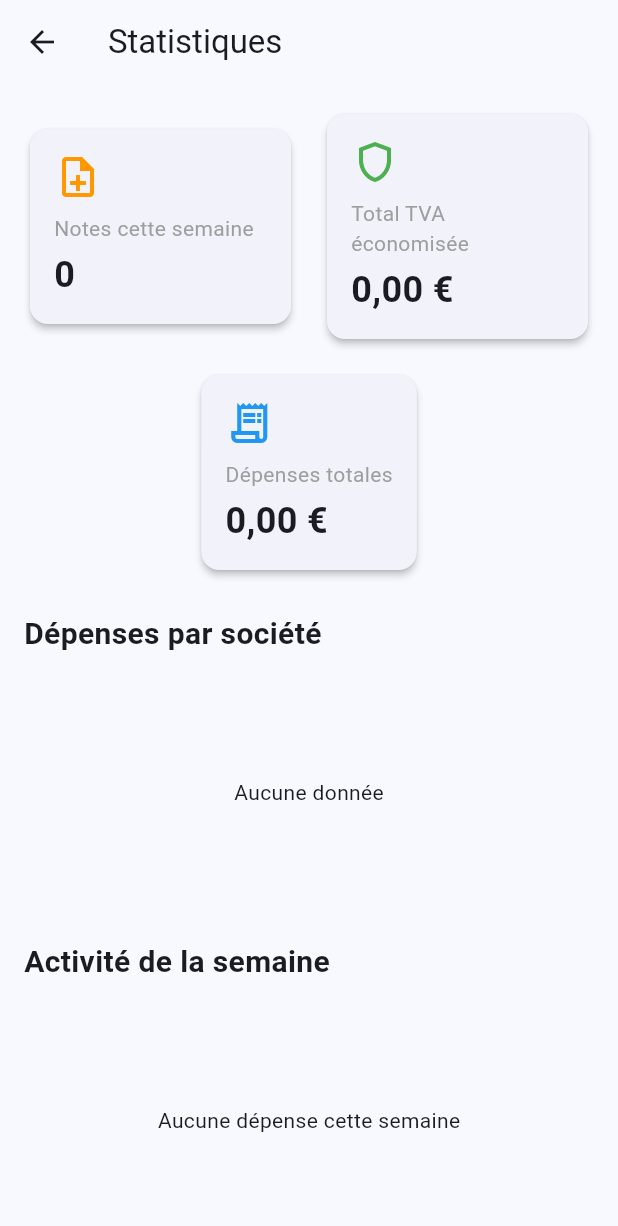
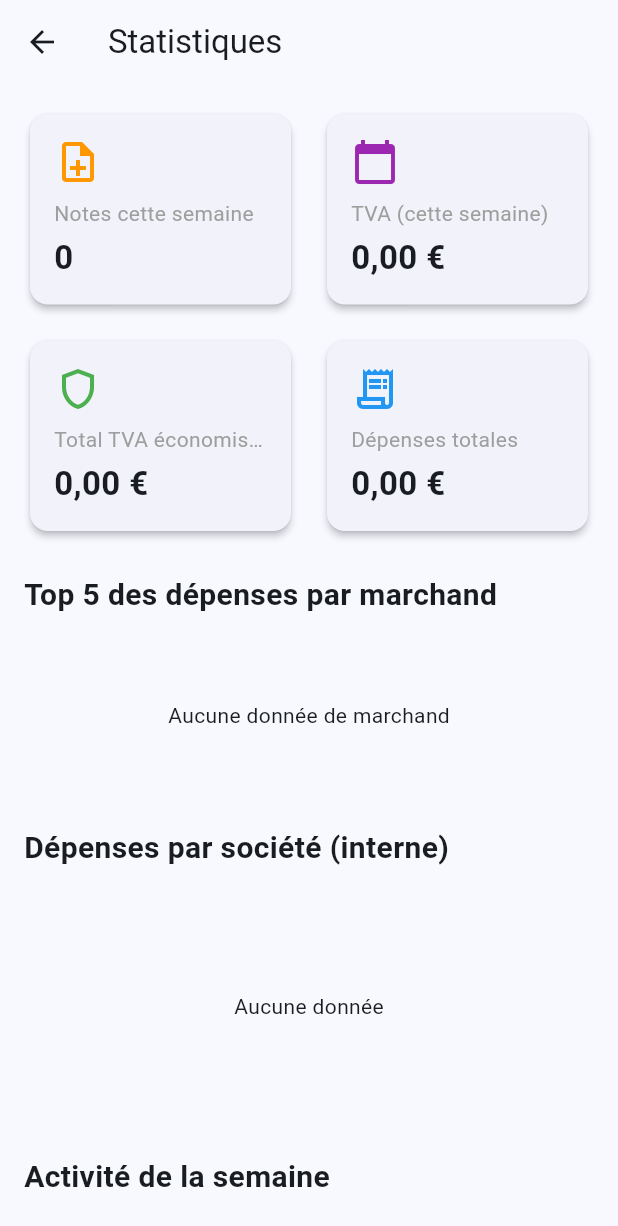
Before and after one commit to Maxenss-Bonnet/notes_de_frais, a Flutter app: the StatisticsView screen opened directly, on a phone screen of 412 x 824 dp. Shown: the top 1226 px of the screen. Run offline on Flutter 3.47's test engine with Material 3 defaults, Android fonts, the phone set to English and light mode, and no system bars; our stand-ins replace camera, file_picker, fl_chart, flutter_dotenv, google_generative_ai, googleapis_auth and 4 more; missing offline and left inert: googleapis, mailer, pdfx; accounts and stored records are empty.

Commit message:
Stats et opti

```diff
--- a/lib/services/statistics_service.dart
+++ b/lib/services/statistics_service.dart
@@ -1,36 +1,45 @@
 import 'package:collection/collection.dart';
 import 'package:notes_de_frais/models/expense_model.dart';
 import 'package:notes_de_frais/services/storage_service.dart';
+import 'package:notes_de_frais/utils/string_normalizer.dart';
 
 class StatisticsService {
   final StorageService _storageService = StorageService();
 
   List<ExpenseModel> _getValidExpenses() {
-    // Correction : Utilisation de getExpenseBox()
     return _storageService.getExpenseBox().values.where((e) => !e.isInTrash).toList();
   }
 
-  // KPI 1: Total de la TVA économisée
+  DateTime _getStartOfWeek() {
+    final now = DateTime.now();
+    return DateTime(now.year, now.month, now.day - (now.weekday - 1));
+  }
+
   double getTotalVatSaved() {
     final expenses = _getValidExpenses();
     return expenses.map((e) => e.vat ?? 0).sum;
   }
 
-  // KPI 2: Nombre de notes de frais cette semaine
+  double getVatSavedThisWeek() {
+    final expenses = _getValidExpenses();
+    final startOfWeek = _getStartOfWeek();
+    return expenses
+        .where((e) => e.date != null && e.date!.isAfter(startOfWeek))
+        .map((e) => e.vat ?? 0)
+        .sum;
+  }
+
   int getExpensesThisWeekCount() {
     final expenses = _getValidExpenses();
-    final now = DateTime.now();
-    final startOfWeek = now.subtract(Duration(days: now.weekday - 1));
+    final startOfWeek = _getStartOfWeek();
     return expenses.where((e) => e.date != null && e.date!.isAfter(startOfWeek)).length;
   }
 
-  // KPI 3: Montant total dépensé
   double getTotalAmountSpent() {
     final expenses = _getValidExpenses();
     return expenses.map((e) => e.amount ?? 0).sum;
   }
 
-  // Données pour le graphique à secteurs (camembert)
   Map<String, double> getExpensesByCompany() {
     final expenses = _getValidExpenses();
     final map = <String, double>{};
@@ -43,22 +52,45 @@ class StatisticsService {
     return map;
   }
 
-  // Données pour le graphique en barres
+  Map<String, double> getExpensesByMerchant({int count = 5}) {
+    final expenses = _getValidExpenses();
+    final map = <String, double>{};
+
+    for (var expense in expenses) {
+      final rawMerchantName = expense.company ?? 'Inconnu';
+      final normalizedMerchant = StringNormalizer.normalizeMerchantName(rawMerchantName);
+      final amount = expense.amount ?? 0;
+      map[normalizedMerchant] = (map[normalizedMerchant] ?? 0) + amount;
+    }
+
+    var sortedEntries = map.entries.toList()
+      ..sort((a, b) => b.value.compareTo(a.value));
+
+    var topEntries = sortedEntries.take(count);
+
+    return Map.fromEntries(topEntries);
+  }
+
   Map<int, double> getWeeklySummary() {
     final expenses = _getValidExpenses();
     final now = DateTime.now();
-    final summary = <int, double>{};
+    final summary = <int, double>{
+      for (int i = 1; i <= 7; i++) i: 0.0
+    };
 
-    for (int i = 6; i >= 0; i--) {
-      final day = now.subtract(Duration(days: i));
-      final expensesForDay = expenses.where((e) =>
-      e.date != null &&
-          e.date!.year == day.year &&
-          e.date!.month == day.month &&
-          e.date!.day == day.day
-      );
-      summary[day.weekday] = expensesForDay.map((e) => e.amount ?? 0).sum;
+    final startOfWeek = _getStartOfWeek();
+    final endOfWeek = startOfWeek.add(const Duration(days: 7));
+
+    final weeklyExpenses = expenses.where((e) =>
+    e.date != null &&
+        e.date!.isAfter(startOfWeek.subtract(const Duration(seconds: 1))) &&
+        e.date!.isBefore(endOfWeek)
+    );
+
+    for (var expense in weeklyExpenses) {
+      summary[expense.date!.weekday] = (summary[expense.date!.weekday] ?? 0) + (expense.amount ?? 0);
     }
+
     return summary;
   }
 }
--- /dev/null
+++ b/lib/utils/string_normalizer.dart
@@ -0,0 +1,261 @@
+import 'dart:math' as math;
+
+class StringNormalizer {
+  static final Map<String, String> _merchantKeywords = {
+    // Restauration Rapide & Boulangeries
+    'mcdonald': "McDonald's",
+    'mcdo': "McDonald's",
+    'quick': 'Quick',
+    'burger king': 'Burger King',
+    'kfc': 'KFC',
+    'subway': 'Subway',
+    'o\'tacos': 'O\'Tacos',
+    'five guys': 'Five Guys',
+    'domino\'s': "Domino's Pizza",
+    'pizza hut': 'Pizza Hut',
+    'la boite a pizza': 'La Boîte à Pizza',
+    'starbucks': 'Starbucks',
+    'columbus cafe': 'Columbus Café',
+    'paul': 'Paul',
+    'brioche doree': 'Brioche Dorée',
+    'la mie caline': 'La Mie Câline',
+    'marie blachere': 'Marie Blachère',
+    'patapain': "Patàpain",
+    'pret a manger': 'Pret A Manger',
+    'exki': 'EXKi',
+    'eat salad': 'Eat Salad',
+    'pokawa': 'Pokawa',
+    'bagelstein': 'Bagelstein',
+
+    // Chaînes de Restaurants
+    'hippopotamus': 'Hippopotamus',
+    'buffalo grill': 'Buffalo Grill',
+    'courtepaille': 'Courtepaille',
+    'del arte': 'Ristorante Del Arte',
+    'le bistrot du boucher': 'Le Bistrot du Boucher',
+    'au bureau': 'Au Bureau',
+    'la boucherie': 'La Boucherie',
+    'leon de bruxelles': 'Léon',
+    'vapiano': 'Vapiano',
+    'flunch': 'Flunch',
+    'sushi shop': 'Sushi Shop',
+    'planet sushi': 'Planet Sushi',
+    'pedra alta': 'Pedra Alta',
+    'la criee': 'La Criée',
+    'chez clement': 'Chez Clément',
+    'big mamma': 'Big Mamma',
+    'memphis coffee': 'Memphis Coffee',
+
+    // Grande Distribution & Supérettes
+    'carrefour': 'Carrefour',
+    'auchan': 'Auchan',
+    'leclerc': 'E.Leclerc',
+    'intermarche': 'Intermarché',
+    'systeme u': 'Super U',
+    'super u': 'Super U',
+    'hyper u': 'Hyper U',
+    'lidl': 'Lidl',
+    'aldi': 'Aldi',
+    'monoprix': 'Monoprix',
+    'franprix': 'Franprix',
+    'casino': 'Casino',
+    'geant casino': 'Géant Casino',
+    'picard': 'Picard',
+    'thiriet': 'Thiriet',
+    'naturalia': 'Naturalia',
+    'biocoop': 'Biocoop',
+    'la vie claire': 'La Vie Claire',
+
+    // Transport Aérien
+    'air france': 'Air France',
+    'easyjet': 'EasyJet',
+    'ryanair': 'Ryanair',
+    'transavia': 'Transavia',
+    'lufthansa': 'Lufthansa',
+    'klm': 'KLM',
+    'british airways': 'British Airways',
+    'vueling': 'Vueling',
+    'volotea': 'Volotea',
+    'emirates': 'Emirates',
+    'qatar airways': 'Qatar Airways',
+    'air canada': 'Air Canada',
+
+    // Transport Ferroviaire & Terrestre
+    'sncf': 'SNCF',
+    'ouigo': 'Ouigo',
+    'thalys': 'Thalys',
+    'eurostar': 'Eurostar',
+    'trenitalia': 'Trenitalia',
+    'deutsche bahn': 'Deutsche Bahn',
+    'ratp': 'RATP',
+    'tcl': 'TCL (Lyon)',
+    'blablacar': 'BlaBlaCar',
+    'flixbus': 'FlixBus',
+
+    // Taxis & VTC
+    'uber': 'Uber',
+    'bolt': 'Bolt',
+    'freenow': 'FreeNow',
+    'g7': 'Taxis G7',
+    'lecab': 'LeCab',
+
+    // Location de véhicules
+    'hertz': 'Hertz',
+    'avis': 'Avis',
+    'europcar': 'Europcar',
+    'sixt': 'Sixt',
+    'enterprise': 'Enterprise',
+    'ada': 'ADA',
+    'getaround': 'Getaround',
+    'ouicar': 'Ouicar',
+
+    // Hôtellerie
+    'accor': 'Accor Hotels',
+    'ibis': 'Ibis',
+    'mercure': 'Mercure',
+    'novotel': 'Novotel',
+    'sofitel': 'Sofitel',
+    'pullman': 'Pullman',
+    'f1': 'Hôtel F1',
+    'b&b': 'B&B Hotels',
+    'kyriad': 'Kyriad',
+    'campanile': 'Campanile',
+    'premiere classe': 'Première Classe',
+    'marriott': 'Marriott',
+    'hilton': 'Hilton',
+    'best western': 'Best Western',
+    'radisson': 'Radisson',
+    'booking.com': 'Booking.com',
+    'airbnb': 'Airbnb',
+    'hotels.com': 'Hotels.com',
+    'expedia': 'Expedia',
+
+    // Électronique & Fournitures
+    'amazon': 'Amazon',
+    'fnac': 'FNAC',
+    'darty': 'Darty',
+    'boulanger': 'Boulanger',
+    'apple': 'Apple',
+    'ldlc': 'LDLC',
+    'materiel.net': 'Materiel.net',
+    'bureau vallee': 'Bureau Vallée',
+    'office depot': 'Office Depot',
+    'top office': 'Top Office',
+    'staples': 'Staples',
+    'lyreco': 'Lyreco',
+    'viking': 'Viking',
+
+    // Bricolage, Mobilier & Décoration
+    'leroy merlin': 'Leroy Merlin',
+    'castorama': 'Castorama',
+    'bricoman': 'Bricoman',
+    'brico depot': 'Brico Dépôt',
+    'ikea': 'IKEA',
+    'but': 'BUT',
+    'conforama': 'Conforama',
+    'maisons du monde': 'Maisons du Monde',
+
+    // Sport, Culture & Loisirs
+    'decathlon': 'Decathlon',
+    'go sport': 'Go Sport',
+    'intersport': 'Intersport',
+    'foot locker': 'Foot Locker',
+    'cultura': 'Cultura',
+    'sephora': 'Sephora',
+    'nocibe': 'Nocibé',
+    'marionnaud': 'Marionnaud',
+
+    // Stations-service & Péages
+    'totalenergies': 'TotalEnergies',
+    'total': 'TotalEnergies',
+    'shell': 'Shell',
+    'esso': 'Esso',
+    'avia': 'Avia',
+    'bp': 'BP',
+    'agip': 'Agip',
+    'eni': 'Eni',
+    'vinci autoroutes': 'Vinci Autoroutes',
+    'aprr': 'APRR',
+    'sanef': 'SANEF',
+    'area': 'AREA',
+    'asf': 'ASF',
+
+    // Télécommunications
+    'orange': 'Orange',
+    'sfr': 'SFR',
+    'bouygues telecom': 'Bouygues Telecom',
+    'bouygues': 'Bouygues Telecom',
+    'free': 'Free',
+
+    // Services
+    'qrm': 'QR-Facture',
+    'la poste': 'La Poste',
+    'chronopost': 'Chronopost',
+    'dhl': 'DHL',
+    'fedex': 'FedEx',
+    'ups': 'UPS',
+    'parking indigo': 'Parking Indigo',
+    'q-park': 'Q-Park',
+    'effia': 'Parking Effia',
+    'selecta': 'Selecta',
+  };
+
+  static String normalizeMerchantName(String merchantName) {
+    String cleanedName = merchantName.toLowerCase()
+        .replaceAll('.', ' ').replaceAll('-', ' ').replaceAll(',', ' ')
+        .replaceAll(RegExp(r'\b(sas|sarl|sa|inc|ltd|llc)\b'), '')
+        .trim();
+
+    // 1. Recherche par mot-clé direct
+    for (var entry in _merchantKeywords.entries) {
+      if (cleanedName.contains(entry.key)) {
+        return entry.value;
+      }
+    }
+
+    // 2. Recherche par similarité (Distance de Levenshtein)
+    String? bestMatch;
+    int minDistance = 3;
+
+    for (var entry in _merchantKeywords.entries) {
+      int distance = _levenshtein(cleanedName, entry.key);
+      if (distance < minDistance) {
+        minDistance = distance;
+        bestMatch = entry.value;
+      }
+    }
+    if (bestMatch != null) {
+      return bestMatch;
+    }
+
+    // 3. Nettoyage final si aucune correspondance
+    return cleanedName.split(' ').map((word) => word.isNotEmpty ? '${word[0].toUpperCase()}${word.substring(1)}' : '').join(' ');
+  }
+
+  static int _levenshtein(String s1, String s2) {
+    if (s1 == s2) {
+      return 0;
+    }
+    if (s1.isEmpty) {
+      return s2.length;
+    }
+    if (s2.isEmpty) {
+      return s1.length;
+    }
+
+    List<int> v0 = List<int>.generate(s2.length + 1, (i) => i);
+    List<int> v1 = List<int>.filled(s2.length + 1, 0);
+
+    for (int i = 0; i < s1.length; i++) {
+      v1[0] = i + 1;
+      for (int j = 0; j < s2.length; j++) {
+        int cost = (s1[i] == s2[j]) ? 0 : 1;
+        v1[j + 1] = math.min(v1[j] + 1, math.min(v0[j + 1] + 1, v0[j] + cost));
+      }
+      for (int j = 0; j < v0.length; j++) {
+        v0[j] = v1[j];
+      }
+    }
+    return v1[s2.length];
+  }
+}
--- a/lib/views/statistics_view.dart
+++ b/lib/views/statistics_view.dart
@@ -2,7 +2,7 @@ import 'package:fl_chart/fl_chart.dart';
 import 'package:flutter/material.dart';
 import 'package:intl/intl.dart';
 import 'package:notes_de_frais/services/statistics_service.dart';
-import 'package:collection/collection.dart'; // Ajout de l'import manquant
+import 'package:collection/collection.dart';
 
 class StatisticsView extends StatefulWidget {
   const StatisticsView({super.key});
@@ -28,7 +28,11 @@ class _StatisticsViewState extends State<StatisticsView> {
           children: [
             _buildKpiSection(),
             const SizedBox(height: 24),
-            _buildSectionTitle('Dépenses par société'),
+            _buildSectionTitle('Top 5 des dépenses par marchand'),
+            const SizedBox(height: 16),
+            _buildMerchantChart(),
+            const SizedBox(height: 24),
+            _buildSectionTitle('Dépenses par société (interne)'),
             const SizedBox(height: 16),
             _buildPieChart(),
             const SizedBox(height: 24),
@@ -45,19 +49,26 @@ class _StatisticsViewState extends State<StatisticsView> {
     return Column(
       children: [
         Row(
+          crossAxisAlignment: CrossAxisAlignment.start,
           children: [
             Expanded(child: _buildKpiCard('Notes cette semaine', _statsService.getExpensesThisWeekCount().toString(), Icons.note_add_outlined, Colors.orange)),
             const SizedBox(width: 16),
-            Expanded(child: _buildKpiCard('Total TVA économisée', _currencyFormat.format(_statsService.getTotalVatSaved()), Icons.shield_outlined, Colors.green)),
+            Expanded(child: _buildKpiCard('TVA (cette semaine)', _currencyFormat.format(_statsService.getVatSavedThisWeek()), Icons.calendar_today, Colors.purple)),
           ],
         ),
         const SizedBox(height: 16),
-        _buildKpiCard('Dépenses totales', _currencyFormat.format(_statsService.getTotalAmountSpent()), Icons.receipt_long_outlined, Colors.blue, isFullWidth: true),
+        Row(
+          children: [
+            Expanded(child: _buildKpiCard('Total TVA économisée', _currencyFormat.format(_statsService.getTotalVatSaved()), Icons.shield_outlined, Colors.green)),
+            const SizedBox(width: 16),
+            Expanded(child: _buildKpiCard('Dépenses totales', _currencyFormat.format(_statsService.getTotalAmountSpent()), Icons.receipt_long_outlined, Colors.blue)),
+          ],
+        ),
       ],
     );
   }
 
-  Widget _buildKpiCard(String title, String value, IconData icon, Color color, {bool isFullWidth = false}) {
+  Widget _buildKpiCard(String title, String value, IconData icon, Color color) {
     return Card(
       elevation: 2,
       shape: RoundedRectangleBorder(borderRadius: BorderRadius.circular(12)),
@@ -65,12 +76,16 @@ class _StatisticsViewState extends State<StatisticsView> {
         padding: const EdgeInsets.all(16.0),
         child: Column(
           crossAxisAlignment: CrossAxisAlignment.start,
+          mainAxisSize: MainAxisSize.min,
           children: [
             Icon(icon, size: 32, color: color),
             const SizedBox(height: 8),
-            Text(title, style: const TextStyle(fontSize: 14, color: Colors.grey)),
+            Text(title, style: const TextStyle(fontSize: 14, color: Colors.grey), overflow: TextOverflow.ellipsis),
             const SizedBox(height: 4),
-            Text(value, style: const TextStyle(fontSize: 24, fontWeight: FontWeight.bold)),
+            FittedBox(
+              fit: BoxFit.scaleDown,
+              child: Text(value, style: const TextStyle(fontSize: 22, fontWeight: FontWeight.bold)),
+            ),
           ],
         ),
       ),
@@ -84,6 +99,49 @@ class _StatisticsViewState extends State<StatisticsView> {
     );
   }
 
+  Widget _buildMerchantChart() {
+    final data = _statsService.getExpensesByMerchant();
+    if (data.isEmpty) return const SizedBox(height: 100, child: Center(child: Text('Aucune donnée de marchand')));
+
+    final maxValue = data.values.isEmpty ? 0 : data.values.reduce((a, b) => a > b ? a : b);
+
+    return Card(
+      elevation: 2,
+      shape: RoundedRectangleBorder(borderRadius: BorderRadius.circular(12)),
+      child: Padding(
+        padding: const EdgeInsets.all(16.0),
+        child: Column(
+          crossAxisAlignment: CrossAxisAlignment.stretch,
+          children: data.entries.map((entry) {
+            return Padding(
+              padding: const EdgeInsets.symmetric(vertical: 8.0),
+              child: Column(
+                crossAxisAlignment: CrossAxisAlignment.start,
+                children: [
+                  Row(
+                    mainAxisAlignment: MainAxisAlignment.spaceBetween,
+                    children: [
+                      Text(entry.key, style: const TextStyle(fontWeight: FontWeight.bold)),
+                      Text(_currencyFormat.format(entry.value), style: const TextStyle(fontWeight: FontWeight.bold, color: Colors.cyan)),
+                    ],
+                  ),
+                  const SizedBox(height: 6),
+                  LinearProgressIndicator(
+                    value: maxValue > 0 ? entry.value / maxValue : 0,
+                    backgroundColor: Colors.grey.shade300,
+                    color: Colors.cyan,
+                    minHeight: 12,
+                    borderRadius: BorderRadius.circular(6),
+                  ),
+                ],
+              ),
+            );
+          }).toList(),
+        ),
+      ),
+    );
+  }
+
   Widget _buildPieChart() {
     final data = _statsService.getExpensesByCompany();
     if (data.isEmpty) return const SizedBox(height: 150, child: Center(child: Text('Aucune donnée')));
@@ -93,12 +151,14 @@ class _StatisticsViewState extends State<StatisticsView> {
       child: PieChart(
         PieChartData(
           sections: data.entries.map((entry) {
+            final index = data.keys.toList().indexOf(entry.key);
             return PieChartSectionData(
-              color: Colors.primaries[data.keys.toList().indexOf(entry.key) % Colors.primaries.length],
+              color: Colors.primaries[index % Colors.primaries.length].withOpacity(0.7),
               value: entry.value,
-              title: '${_currencyFormat.format(entry.value)}\n(${entry.key})',
+              title: '${entry.key}\n${_currencyFormat.format(entry.value)}',
               radius: 80,
               titleStyle: const TextStyle(fontSize: 12, fontWeight: FontWeight.bold, color: Colors.white),
+              titlePositionPercentageOffset: 0.55,
             );
           }).toList(),
           sectionsSpace: 2,
@@ -112,12 +172,14 @@ class _StatisticsViewState extends State<StatisticsView> {
     final data = _statsService.getWeeklySummary();
     if (data.values.every((v) => v == 0)) return const SizedBox(height: 150, child: Center(child: Text('Aucune dépense cette semaine')));
 
+    final maxValue = data.values.isEmpty ? 0 : data.values.reduce((a, b) => a > b ? a : b);
+
     return SizedBox(
       height: 200,
       child: BarChart(
         BarChartData(
           alignment: BarChartAlignment.spaceAround,
-          maxY: (data.values.max * 1.2).toDouble(),
+          maxY: maxValue == 0 ? 10 : maxValue * 1.2,
           barGroups: data.entries.map((entry) {
             return BarChartGroupData(
               x: entry.key,
@@ -135,8 +197,15 @@ class _StatisticsViewState extends State<StatisticsView> {
             );
           }).toList(),
           titlesData: FlTitlesData(
-            leftTitles: const AxisTitles(sideTitles: SideTitles(showTitles: false)),
+            leftTitles: AxisTitles(sideTitles: SideTitles(showTitles: true, reservedSize: 40, getTitlesWidget: (value, meta) {
+              if (value == 0) return const Text('');
+              if (value % (maxValue / 4).ceil() == 0 || value == maxValue) {
+                return Text(_currencyFormat.format(value), style: const TextStyle(fontSize: 10));
+              }
+              return const Text('');
+            })),
             topTitles: const AxisTitles(sideTitles: SideTitles(showTitles: false)),
+            rightTitles: const AxisTitles(sideTitles: SideTitles(showTitles: false)),
             bottomTitles: AxisTitles(
               sideTitles: SideTitles(
                 showTitles: true,
@@ -158,6 +227,20 @@ class _StatisticsViewState extends State<StatisticsView> {
               ),
             ),
           ),
+          gridData: FlGridData(
+            show: true,
+            drawVerticalLine: false,
+            getDrawingHorizontalLine: (value) {
+              return const FlLine(
+                color: Colors.grey,
+                strokeWidth: 0.2,
+              );
+            },
+          ),
+          borderData: FlBorderData(
+            show: true,
+            border: Border.all(color: Colors.grey, width: 0.2),
+          ),
         ),
       ),
     );
```
Also changed, not shown: lib/controllers/expense_controller.dart (+21 -18 lines), lib/views/validation_view.dart (+53 -12 lines).
